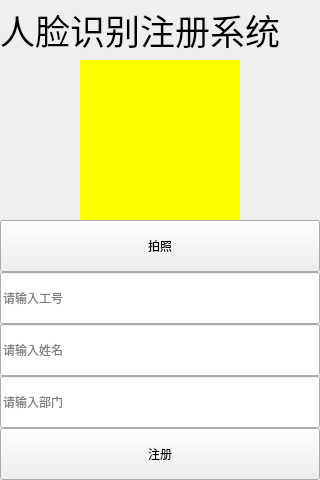
First picture: the form in src/qregisterwidget.ui, repository cccoddad/edge-video-face-attendance-console, before the edit.
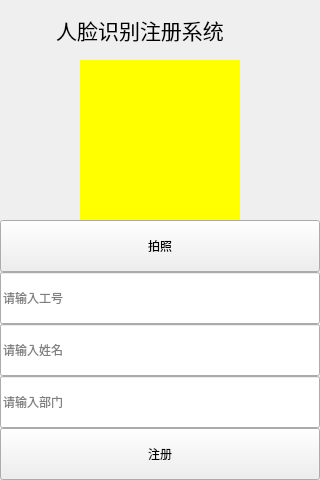
Second picture: the form after the edit.

Patch:
```diff
--- a/src/qregisterwidget.ui
+++ b/src/qregisterwidget.ui
@@ -42,7 +42,7 @@
    </property>
    <property name="font">
     <font>
-     <pointsize>26</pointsize>
+     <pointsize>16</pointsize>
     </font>
    </property>
    <property name="text">
```
